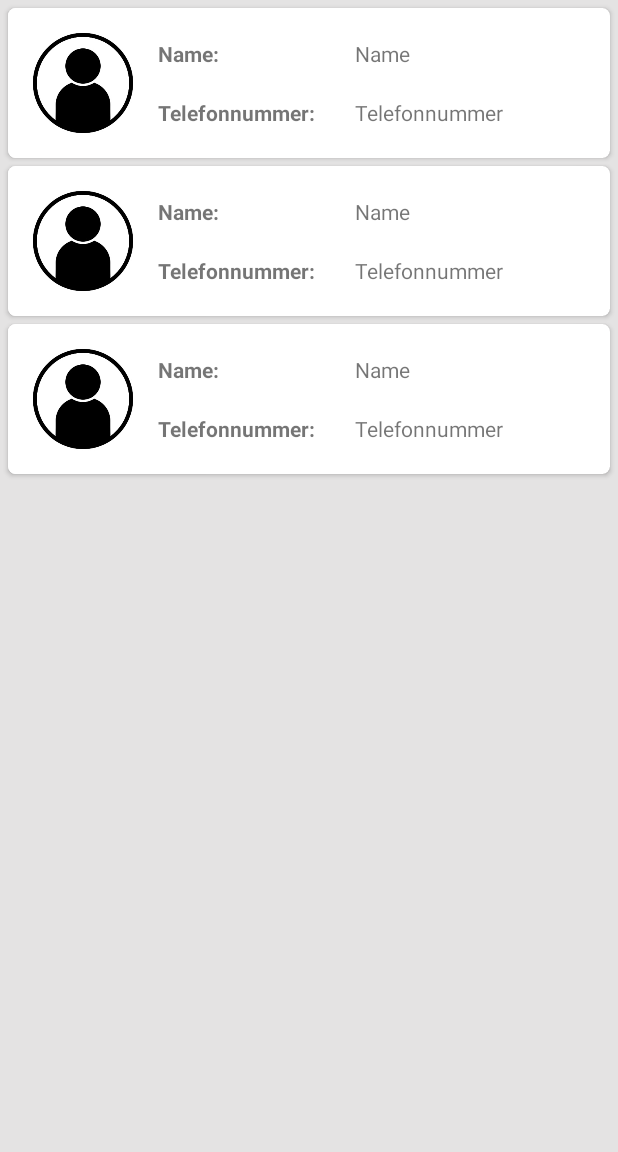
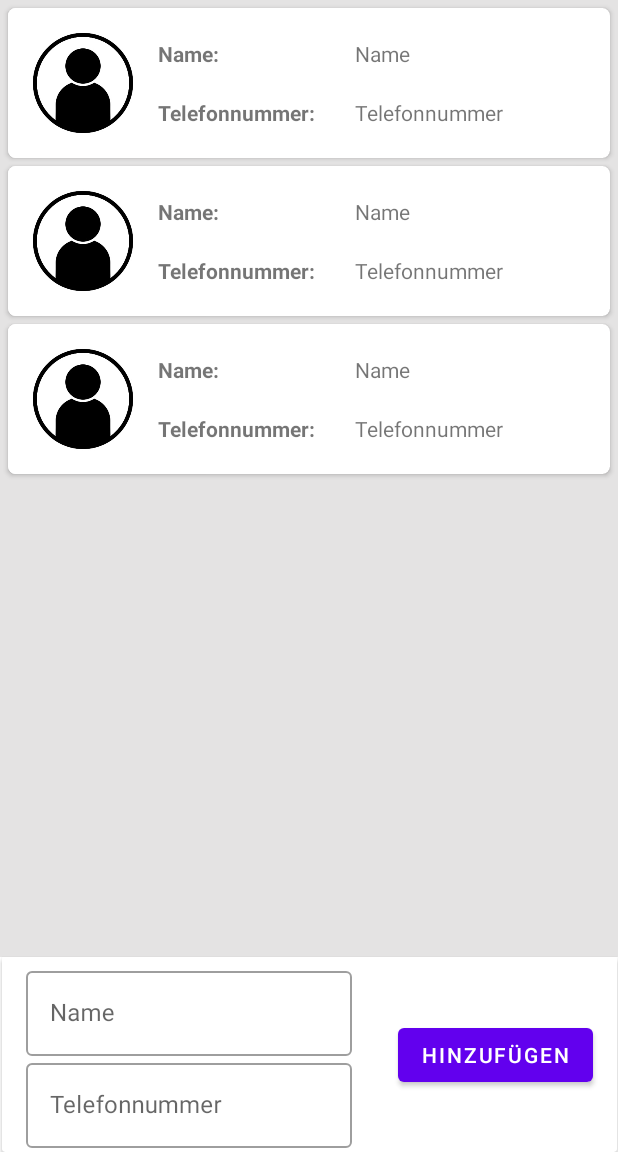
Before and after one commit to laterkevin/Telefonbuch, an Android app: the layout activity_main.xml on its own in the app's theme, with its tools: preview values and no code run, on a phone screen of 412 x 824 dp, the part 84-1236 px from its top. Run offline under Robolectric (Android 15) with nearby library versions, the phone set to English and light mode, and no system bars.

Commit message:
Layout Design

```diff
--- a/app/src/main/java/com/example/telefonbuch/MainActivity.kt
+++ b/app/src/main/java/com/example/telefonbuch/MainActivity.kt
@@ -1,11 +1,19 @@
 package com.example.telefonbuch
 
+import android.content.Context
+import android.os.Bundle
+import android.view.MotionEvent
+import android.view.View
+import android.view.WindowManager
+import android.view.inputmethod.InputMethodManager
+import android.widget.EditText
+import android.widget.TextView
 import androidx.appcompat.app.AppCompatActivity
-import android.os.Bundle
 import androidx.databinding.DataBindingUtil
 import com.example.telefonbuch.contactadapter.ContactAdapter
 import com.example.telefonbuch.data.Datasource
 import com.example.telefonbuch.databinding.ActivityMainBinding
+
 
 class MainActivity : AppCompatActivity() {
 
@@ -22,4 +30,30 @@ class MainActivity : AppCompatActivity() {
 
         binding.contactRecycler.setHasFixedSize(true)
     }
+    class MainActivity : AppCompatActivity() {
+        lateinit var editText: EditText
+        lateinit var textView: TextView
+        override fun onCreate(savedInstanceState: Bundle?) {
+            super.onCreate(savedInstanceState)
+            setContentView(R.layout.activity_main)
+            editText = findViewById(R.id.editTextName)
+            editText = findViewById(R.id.editTextTelefonummer)
+            textView = findViewById(R.id.textView)
+            title = "KotlinApp"
+        }
+
+        fun setText(view: View) {
+            val newText = editText.text.toString()
+            textView.text = newText
+            closeKeyBoard()
+        }
+
+        private fun closeKeyBoard() {
+            val view = this.currentFocus
+            if (view != null) {
+                val imm = getSystemService(Context.INPUT_METHOD_SERVICE) as InputMethodManager
+                imm.hideSoftInputFromWindow(view.windowToken, 0)
+            }
+        }
+    }
 }
--- a/app/src/main/res/layout/activity_main.xml
+++ b/app/src/main/res/layout/activity_main.xml
@@ -35,11 +35,11 @@
 
         <androidx.recyclerview.widget.RecyclerView
             android:id="@+id/contact_Recycler"
-            android:layout_width="0dp"
+            android:layout_width="412dp"
             android:layout_height="0dp"
             android:background="#E4E3E3"
             app:layoutManager="androidx.recyclerview.widget.LinearLayoutManager"
-            app:layout_constraintBottom_toBottomOf="parent"
+            app:layout_constraintBottom_toTopOf="@+id/cardView"
             app:layout_constraintEnd_toEndOf="parent"
             app:layout_constraintHorizontal_bias="0.0"
             app:layout_constraintStart_toStartOf="parent"
@@ -48,5 +48,67 @@
 
         </androidx.recyclerview.widget.RecyclerView>
 
+        <androidx.cardview.widget.CardView
+            android:id="@+id/cardView"
+            android:layout_width="410dp"
+            android:layout_height="130dp"
+            app:layout_constraintBottom_toBottomOf="parent"
+            app:layout_constraintEnd_toEndOf="parent"
+            app:layout_constraintStart_toStartOf="parent">
+
+            <androidx.constraintlayout.widget.ConstraintLayout
+                android:layout_width="match_parent"
+                android:layout_height="match_parent">
+
+                <Button
+                    android:id="@+id/button"
+                    android:layout_width="wrap_content"
+                    android:layout_height="wrap_content"
+                    android:layout_marginEnd="16dp"
+                    android:text="Hinzufügen"
+                    app:layout_constraintBottom_toBottomOf="parent"
+                    app:layout_constraintEnd_toEndOf="parent"
+                    app:layout_constraintTop_toTopOf="parent" />
+
+                <com.google.android.material.textfield.TextInputLayout
+                    android:id="@+id/textInputName"
+                    style="@style/Widget.MaterialComponents.TextInputLayout.OutlinedBox"
+                    android:layout_width="217dp"
+                    android:layout_height="wrap_content"
+                    android:layout_marginStart="16dp"
+                    android:layout_marginTop="4dp"
+                    app:layout_constraintStart_toStartOf="parent"
+                    app:layout_constraintTop_toTopOf="parent">
+
+                    <com.google.android.material.textfield.TextInputEditText
+                        android:id="@+id/editTextName"
+                        android:layout_width="match_parent"
+                        android:layout_height="wrap_content"
+                        android:hint="Name" />
+
+
+                </com.google.android.material.textfield.TextInputLayout>
+
+                <com.google.android.material.textfield.TextInputLayout
+                    android:id="@+id/textInputTelefonnummer"
+                    style="@style/Widget.MaterialComponents.TextInputLayout.OutlinedBox"
+                    android:layout_width="217dp"
+                    android:layout_height="wrap_content"
+                    android:layout_marginStart="16dp"
+                    android:layout_marginBottom="4dp"
+                    app:layout_constraintBottom_toBottomOf="parent"
+                    app:layout_constraintStart_toStartOf="parent"
+                    app:layout_constraintTop_toBottomOf="@+id/textInputName">
+
+                    <com.google.android.material.textfield.TextInputEditText
+                        android:id="@+id/editTextTelefonummer"
+                        android:layout_width="match_parent"
+                        android:layout_height="wrap_content"
+                        android:hint="Telefonnummer" />
+                </com.google.android.material.textfield.TextInputLayout>
+            </androidx.constraintlayout.widget.ConstraintLayout>
+
+        </androidx.cardview.widget.CardView>
+
     </androidx.constraintlayout.widget.ConstraintLayout>
 </layout>
```
